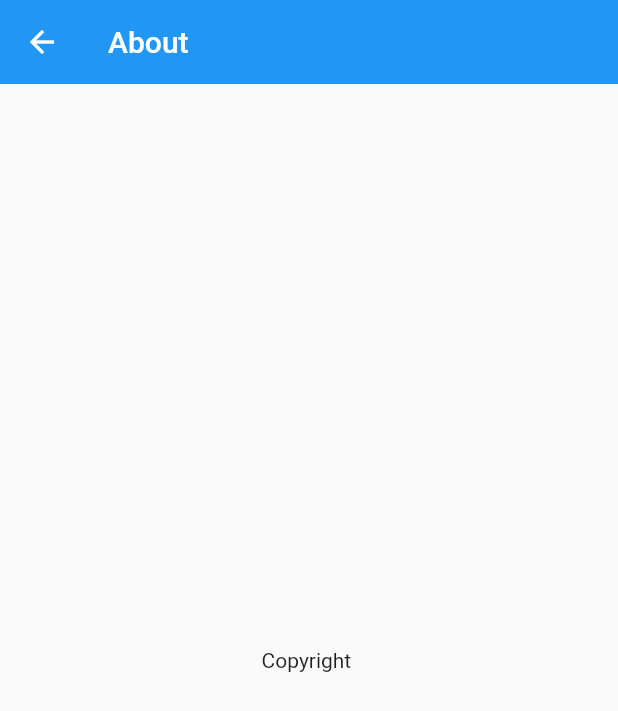
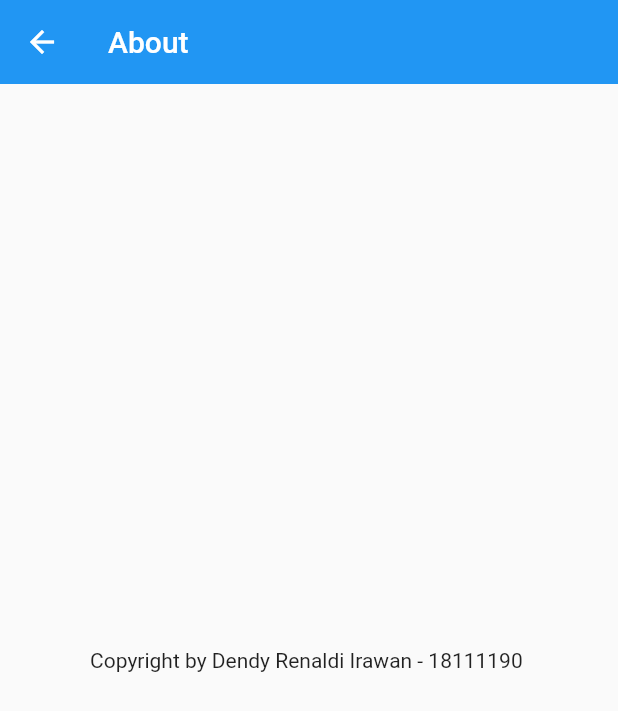
Before and after one commit to dendy05/aplikasinews, a Flutter app: the About screen opened directly, on a phone screen of 412 x 824 dp. Shown: the top 711 px of the screen. Run offline on Flutter 3.47's test engine with Material 2 defaults, Android fonts, the phone set to English and light mode, and no system bars.

Commit message:
Uts Pemograman Mobile

```diff
--- a/lib/home.dart
+++ b/lib/home.dart
@@ -121,7 +121,7 @@ class About extends StatelessWidget {
         title: new Text('About'),
       ),
       body: new Center(
-        child: new Text('Copyright '),
+        child: new Text('Copyright by Dendy Renaldi Irawan - 18111190 '),
       ),
     );
   }
```
